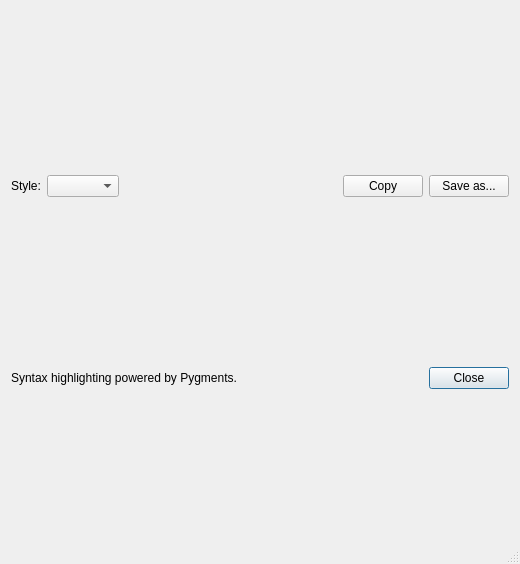
Old version of the form core/io/script.ui in the repository KmolYuan/Pyslvs-UI.
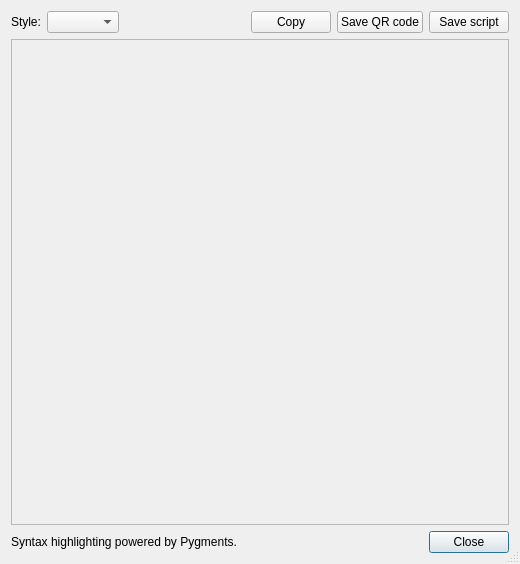
New version of the form. Icons and pictures are not drawn.

The edit to the form file:
```diff
--- a/core/io/script.ui
+++ b/core/io/script.ui
@@ -68,7 +68,17 @@
      <item>
       <widget class="QPushButton" name="save">
        <property name="text">
-        <string>Save as...</string>
+        <string>Save QR code</string>
+       </property>
+       <property name="autoDefault">
+        <bool>false</bool>
+       </property>
+      </widget>
+     </item>
+     <item>
+      <widget class="QPushButton" name="save_script">
+       <property name="text">
+        <string>Save script</string>
        </property>
        <property name="autoDefault">
         <bool>false</bool>
@@ -77,6 +87,34 @@
      </item>
     </layout>
    </item>
+   <item>
+    <widget class="QSplitter" name="main_splitter">
+     <widget class="QScrollArea" name="scroll_area">
+      <property name="widgetResizable">
+       <bool>true</bool>
+      </property>
+      <widget class="QWidget" name="qrcode_widget">
+       <property name="geometry">
+        <rect>
+         <x>0</x>
+         <y>0</y>
+         <width>500</width>
+         <height>176</height>
+        </rect>
+       </property>
+       <layout class="QVBoxLayout" name="verticalLayout_2">
+        <item>
+         <widget class="QLabel" name="qrcode_image">
+          <property name="alignment">
+           <set>Qt::AlignCenter</set>
+          </property>
+         </widget>
+        </item>
+       </layout>
+      </widget>
+     </widget>
+    </widget>
+   </item>
    <item>
     <layout class="QHBoxLayout" name="horizontalLayout">
      <item>
```
Left out of the diff: 4 changed lines with no effect on the pictures.
